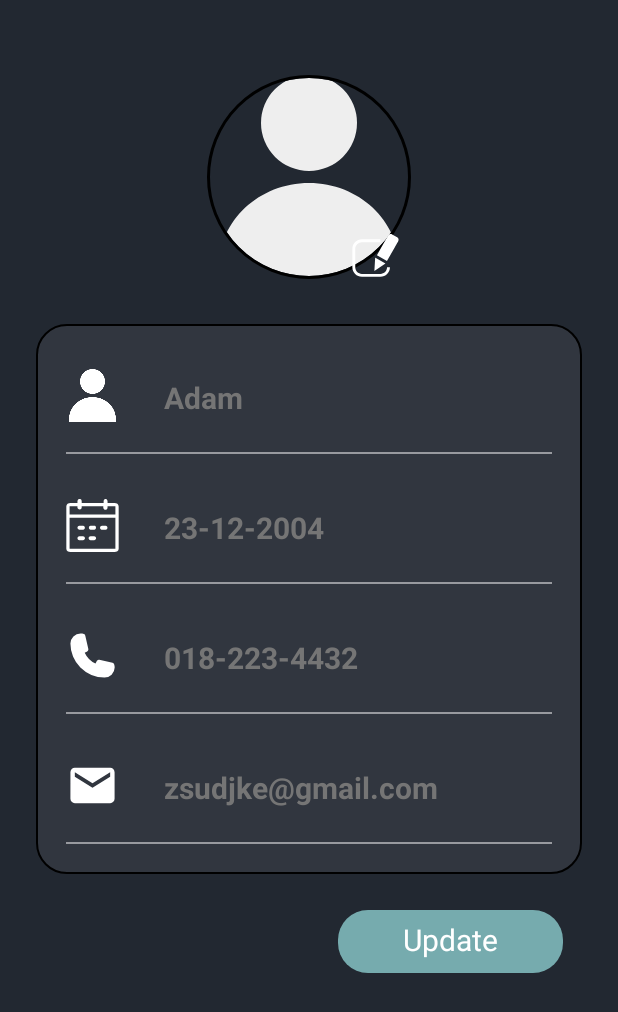
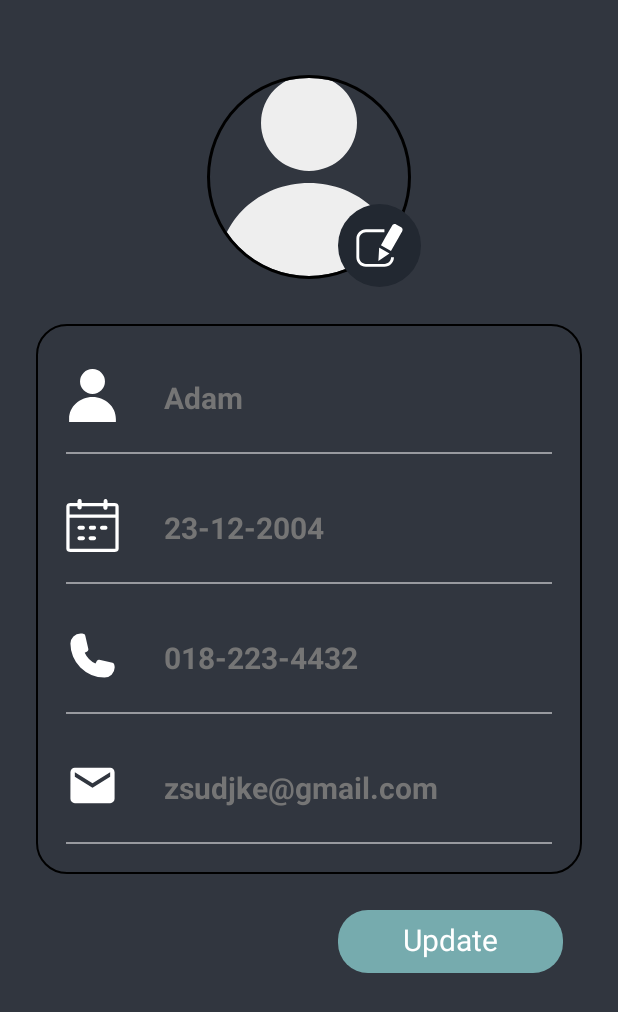
Before and after one commit to Yuheng-Looi/goblinvault, an Android app: the ProfileEditingActivity screen opened directly, with no data from a screen before it, on a phone screen of 412 x 824 dp. Shown: the top 1012 px of the screen. Run offline under Robolectric (Android 15) with nearby library versions, the phone set to English and light mode, and no system bars; our stand-ins replace CircleImageView.

Commit message:
modify edit_profile.xml and me.xml

```diff
--- a/app/src/main/res/layout/layout_edit_profile.xml
+++ b/app/src/main/res/layout/layout_edit_profile.xml
@@ -4,7 +4,7 @@
     xmlns:tools="http://schemas.android.com/tools"
     android:layout_width="match_parent"
     android:layout_height="match_parent"
-    android:background="@color/primary_dark">
+    android:background="@color/secondary_dark">
 
     <ScrollView
         android:layout_width="match_parent"
@@ -26,20 +26,25 @@
                 app:layout_constraintStart_toStartOf="parent"
                 app:layout_constraintTop_toTopOf="parent" />
 
-            <ImageButton
-                android:id="@+id/editButton"
-                android:layout_width="35dp"
-                android:layout_height="35dp"
-                android:layout_marginBottom="28dp"
-                android:background="@android:color/transparent"
-                android:scaleType="fitXY"
-                android:src="@drawable/edit_pencil"
-                app:layout_constraintBottom_toTopOf="@+id/linearLayout"
+            <FrameLayout
+                android:layout_width="55dp"
+                android:layout_height="55dp"
+                android:layout_marginTop="136dp"
+                android:background="@drawable/round_primary_dark"
                 app:layout_constraintEnd_toEndOf="parent"
-                app:layout_constraintHorizontal_bias="0.617"
+                app:layout_constraintHorizontal_bias="0.632"
                 app:layout_constraintStart_toStartOf="parent"
-                app:layout_constraintTop_toBottomOf="@+id/profileView"
-                app:layout_constraintVertical_bias="1.0" />
+                app:layout_constraintTop_toTopOf="parent">
+
+                <ImageButton
+                    android:id="@+id/editButton"
+                    android:layout_width="35dp"
+                    android:layout_height="35dp"
+                    android:layout_gravity="center"
+                    android:background="@android:color/transparent"
+                    android:scaleType="fitXY"
+                    android:src="@drawable/edit_pencil" />
+            </FrameLayout>
 
             <LinearLayout
                 android:id="@+id/linearLayout"
```
Also changed, not shown: app/src/main/res/layout/layout_me.xml (+16 -7 lines).
